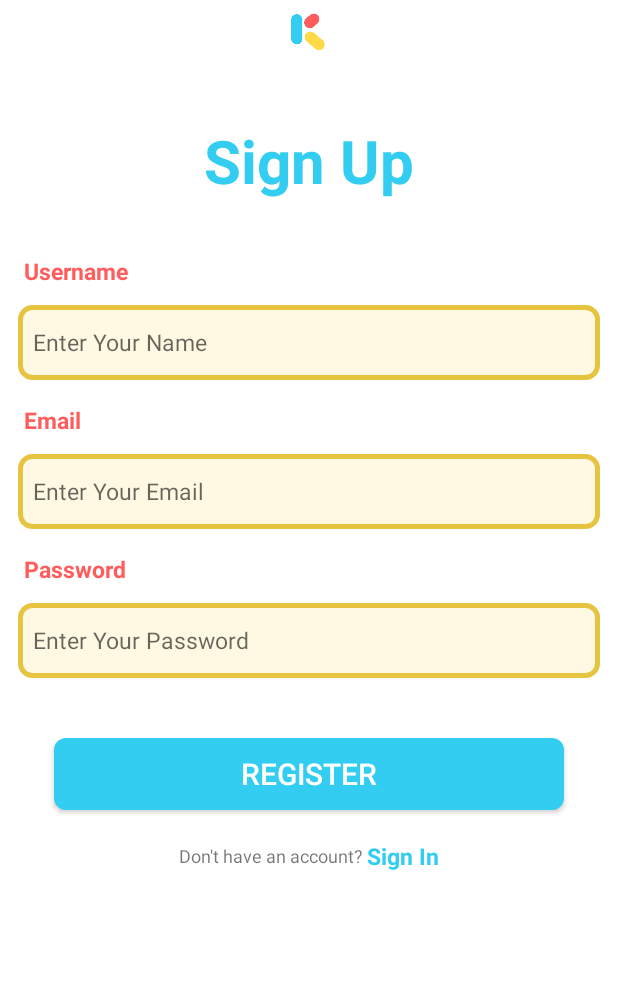
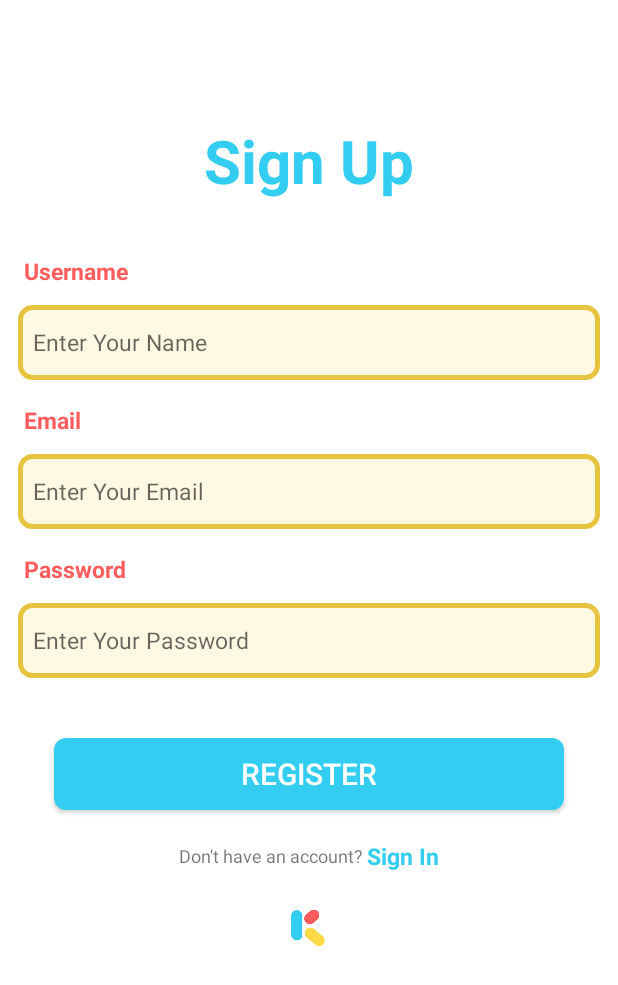
Before and after one commit to DivaChintya/Koriku, an Android app: the screen it shows after launch (RegisterActivity), on a phone screen of 412 x 824 dp. Shown: the top 985 px of the screen. Run offline under Robolectric (Android 15) with nearby library versions, the phone set to English and light mode, and no system bars.

Commit message:
fix(layout): Register

```diff
--- a/app/src/main/res/layout/activity_register.xml
+++ b/app/src/main/res/layout/activity_register.xml
@@ -167,6 +167,8 @@
         app:layout_constraintHorizontal_bias="0.497"
         app:layout_constraintStart_toStartOf="parent"
         app:srcCompat="@drawable/ikon"
-        tools:layout_editor_absoluteY="608dp" />
+        tools:layout_editor_absoluteY="608dp"
+        app:layout_constraintTop_toBottomOf="@id/editPassword"
+        android:layout_marginTop="145dp"/>
 
 </androidx.constraintlayout.widget.ConstraintLayout>
```
